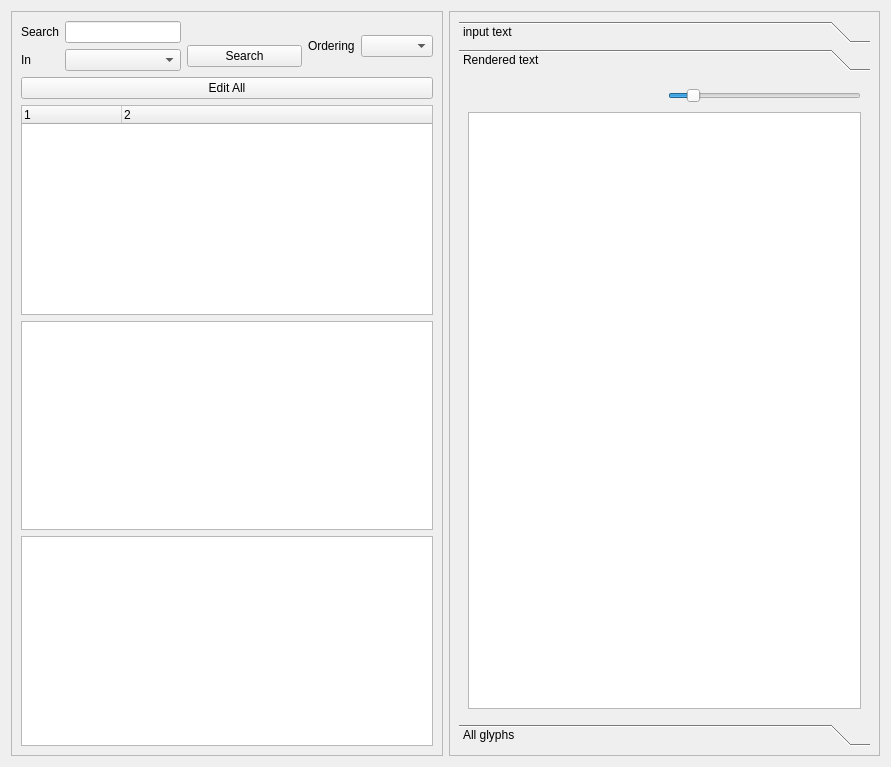
Old version of the form src/mainview.ui in the repository fontmatrix/fontmatrix.
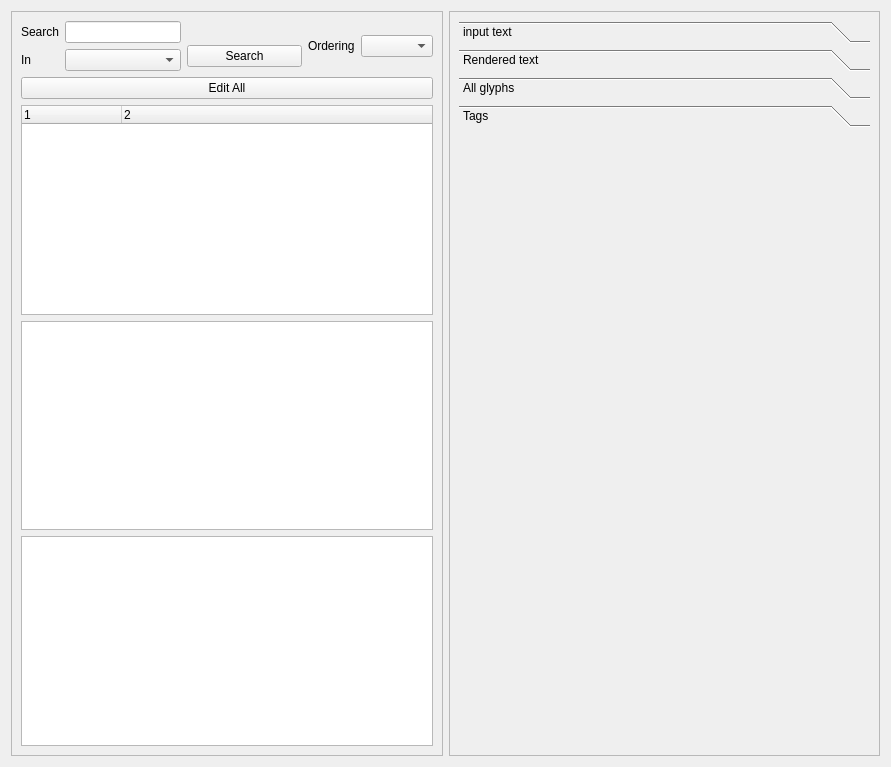
New version of the form. The open tabs and pages were chosen to show the change.

```diff
--- a/src/mainview.ui
+++ b/src/mainview.ui
@@ -168,7 +168,7 @@
            <x>0</x>
            <y>0</y>
            <width>407</width>
-           <height>634</height>
+           <height>603</height>
           </rect>
          </property>
          <attribute name="label" >
@@ -256,6 +256,19 @@
           </item>
          </layout>
         </widget>
+        <widget class="QWidget" name="tagPage" >
+         <property name="geometry" >
+          <rect>
+           <x>0</x>
+           <y>0</y>
+           <width>407</width>
+           <height>603</height>
+          </rect>
+         </property>
+         <attribute name="label" >
+          <string>Tags</string>
+         </attribute>
+        </widget>
        </widget>
       </item>
      </layout>
```
Left out of the diff: 4 changed lines with no effect on the pictures.
